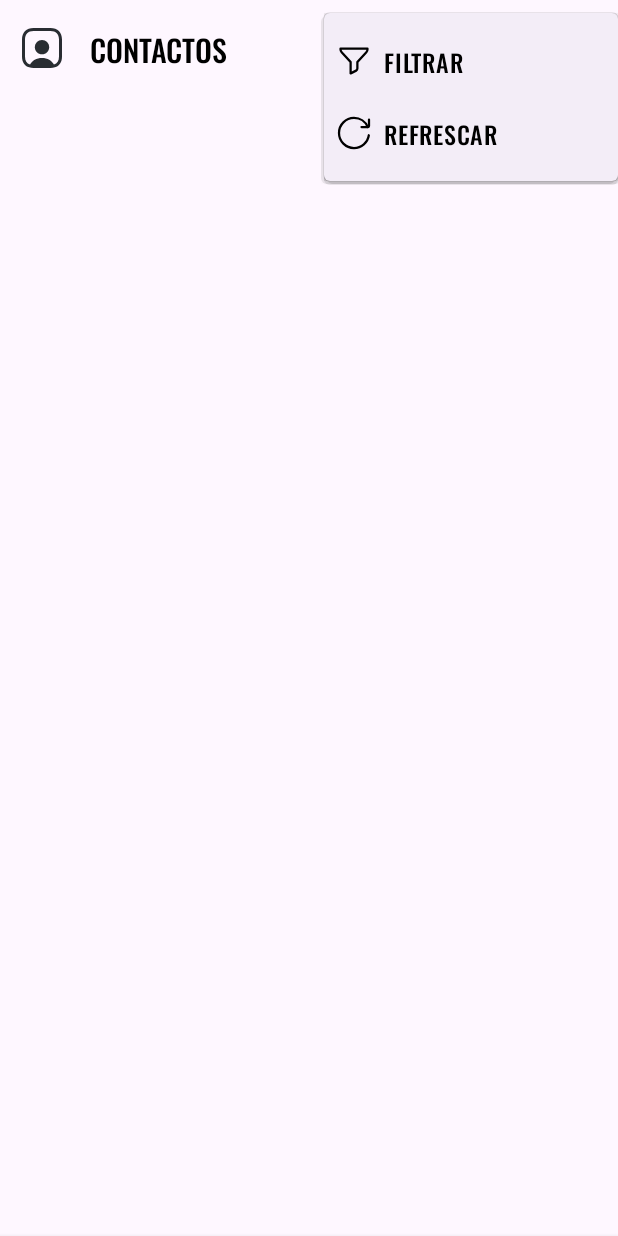
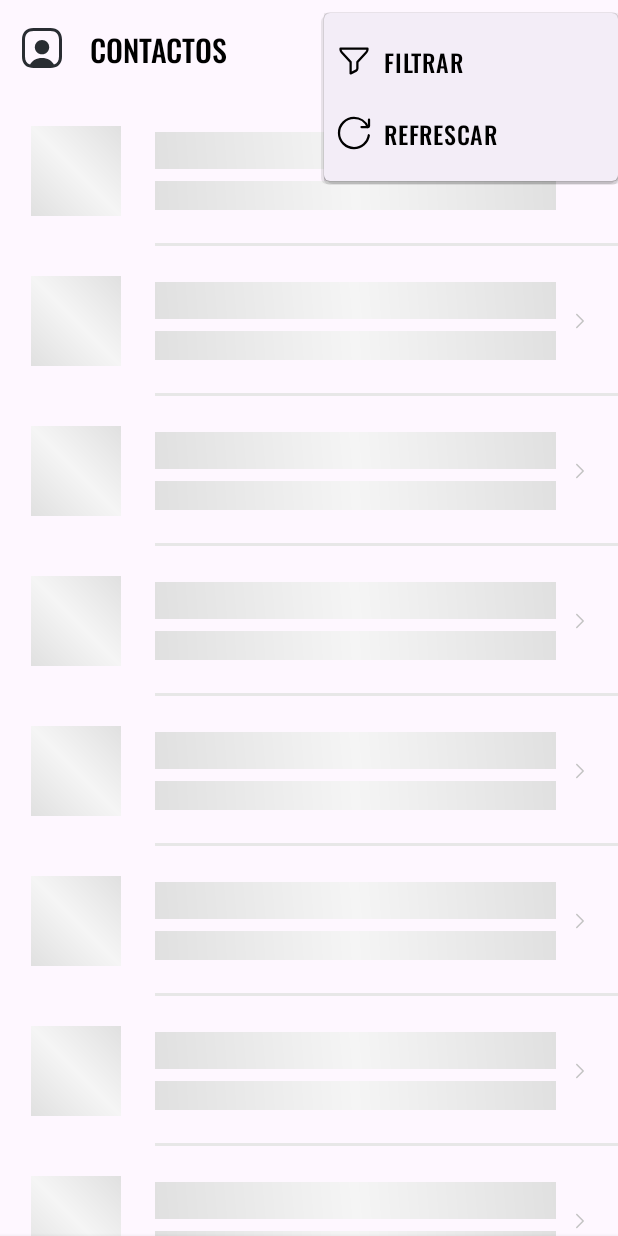
Before and after one commit to AlvaroEstrada/RandomUser, an Android app: the screen it shows after launch (MainActivity), after a tap on "Opciones", on a phone screen of 412 x 824 dp. Run offline under Robolectric (Android 15) with nearby library versions, the phone set to English and light mode, and no system bars; our stand-ins replace Dagger/Hilt's generated code, Shimmer, Timber; pictures from the network do not load; 2 statements that could not run were skipped.

Commit message:
Changelog: - Added Shimmer Effect for load data - Update README.md - Update gitignore - Bugs Fixes

```diff
--- a/app/build.gradle
+++ b/app/build.gradle
@@ -88,6 +88,7 @@ dependencies {
 
     // UI
     implementation "androidx.fragment:fragment-ktx:1.6.2"
+    implementation 'com.facebook.shimmer:shimmer:0.5.0'
 
     // Images
     implementation 'com.github.bumptech.glide:glide:4.16.0'
--- a/app/src/main/java/com/alvaroestrada/randomuser/adapters/ContactsAdapter.kt
+++ b/app/src/main/java/com/alvaroestrada/randomuser/adapters/ContactsAdapter.kt
@@ -6,28 +6,55 @@ import androidx.recyclerview.widget.ListAdapter
 import androidx.recyclerview.widget.RecyclerView
 import com.alvaroestrada.randomuser.callbacks.ContactDiffCallback
 import com.alvaroestrada.randomuser.databinding.ItemContactBinding
+import com.alvaroestrada.randomuser.databinding.ItemContactLoadingBinding
 import com.alvaroestrada.randomuser.models.ContactView
 import com.bumptech.glide.Glide
 
-class ContactsAdapter(private val onClick:(ContactView) -> Unit) : ListAdapter<ContactView, ContactsAdapter.ContactViewHolder>(ContactDiffCallback()) {
+class ContactsAdapter(private val onClick:(ContactView) -> Unit) : ListAdapter<ContactView, RecyclerView.ViewHolder>(ContactDiffCallback()) {
 
-    override fun onCreateViewHolder(parent: ViewGroup, viewType: Int): ContactViewHolder {
-        val binding = ItemContactBinding.inflate(LayoutInflater.from(parent.context), parent, false)
-        return ContactViewHolder(binding)
+    private val VIEW_TYPE_ITEM = 0
+    private val VIEW_TYPE_SHIMMER = 1
+    var showShimmer = true
+
+    override fun getItemViewType(position: Int): Int {
+        return if (showShimmer) VIEW_TYPE_SHIMMER else VIEW_TYPE_ITEM
     }
 
-    override fun onBindViewHolder(holder: ContactViewHolder, position: Int) {
-        val contact = getItem(position)
-        holder.binding.contactName.text = contact.fullName
-        holder.binding.contactEmail.text = contact.email
-        Glide.with(holder.itemView.context).load(contact.mediumPicUrl).circleCrop().into(holder.binding.contactImage)
-        holder.itemView.setOnClickListener { onClick(contact) }
+    override fun onCreateViewHolder(parent: ViewGroup, viewType: Int): RecyclerView.ViewHolder {
+        return if (viewType == VIEW_TYPE_ITEM) {
+            val binding = ItemContactBinding.inflate(LayoutInflater.from(parent.context), parent, false)
+            ContactViewHolder(binding)
+        } else {
+            val shimmerBinding = ItemContactLoadingBinding.inflate(LayoutInflater.from(parent.context), parent, false)
+            ShimmerViewHolder(shimmerBinding)
+        }
+    }
+
+    override fun onBindViewHolder(holder: RecyclerView.ViewHolder, position: Int) {
+        if (holder is ContactViewHolder && !showShimmer) {
+            val contact = getItem(position)
+            holder.binding.contactName.text = contact.fullName
+            holder.binding.contactEmail.text = contact.email
+            Glide.with(holder.itemView.context).load(contact.mediumPicUrl).circleCrop().into(holder.binding.contactImage)
+            holder.itemView.setOnClickListener { onClick(contact) }
+        }
     }
 
     fun getPositionOfContact(contact: ContactView): Int {
         return currentList.indexOf(contact)
     }
 
+    override fun getItemCount(): Int {
+        return if (showShimmer) SHIMMER_ITEM_NUMBER else super.getItemCount()
+    }
+
     class ContactViewHolder(val binding: ItemContactBinding) : RecyclerView.ViewHolder(binding.root)
+    class ShimmerViewHolder(val binding: ItemContactLoadingBinding) : RecyclerView.ViewHolder(binding.root)
+
+    companion object {
+        private const val SHIMMER_ITEM_NUMBER = 10
+    }
+
+
 
 }
--- a/app/src/main/java/com/alvaroestrada/randomuser/models/ContactView.kt
+++ b/app/src/main/java/com/alvaroestrada/randomuser/models/ContactView.kt
@@ -2,7 +2,7 @@ package com.alvaroestrada.randomuser.models
 
 import android.os.Parcelable
 import com.alvaroestrada.domain.interfaces.view.IContactView
-import kotlinx.android.parcel.Parcelize
+import kotlinx.parcelize.Parcelize
 
 @Parcelize
 data class ContactView(
--- a/app/src/main/java/com/alvaroestrada/randomuser/viewmodels/MainFragmentViewModel.kt
+++ b/app/src/main/java/com/alvaroestrada/randomuser/viewmodels/MainFragmentViewModel.kt
@@ -26,13 +26,15 @@ class MainFragmentViewModel @Inject  constructor(
     private var contacts = emptyList<ContactView>()
 
     var isLoading = false
+    private var isDataLoaded = false
 
     init {
         loadContacts()
     }
 
     private fun loadContacts(){
-        if (contacts.isEmpty()){
+        _uiState.value = UiState.Loading
+        if (isDataLoaded.not() && contacts.isEmpty()){
             viewModelScope.launch {
                 try {
                     getContactsUseCase.getContacts(true)
@@ -43,6 +45,7 @@ class MainFragmentViewModel @Inject  constructor(
                             }
                         }.ifRight { contactList ->
                             contacts = contactList.map { it.toContactView() }
+                            isDataLoaded = true
                             _uiState.value = UiState.Success(contacts)
                         }
                 } catch (e: Exception) {
@@ -88,6 +91,7 @@ class MainFragmentViewModel @Inject  constructor(
     }
 
     fun refreshContacts(){
+        isDataLoaded = false
         viewModelScope.launch {
             getContactsUseCase.getContacts(true)
                 .ifLeft { error ->
@@ -97,7 +101,7 @@ class MainFragmentViewModel @Inject  constructor(
                     }
                 }.ifRight { contactList ->
                     contacts = contactList.map { it.toContactView() }
-                    _uiState.value = UiState.Success(contacts)
+                    _uiState.value = UiState.RefreshSucces(contacts)
                 }
         }
     }
@@ -106,6 +110,7 @@ class MainFragmentViewModel @Inject  constructor(
 sealed class UiState {
     data object Loading : UiState()
     data class Success(val contacts: List<ContactView>?) : UiState()
+    data class RefreshSucces(val contacts: List<ContactView>?) : UiState()
     data class FilteredList(val filteredContacts: List<ContactView>?) : UiState()
     data class Error(val message: Int) : UiState()
 }
--- /dev/null
+++ b/app/src/main/res/drawable/shimmer_effect.xml
@@ -0,0 +1,8 @@
+<?xml version="1.0" encoding="utf-8"?>
+<shape xmlns:android="http://schemas.android.com/apk/res/android">
+    <gradient
+        android:startColor="#E0E0E0"
+        android:centerColor="#F5F5F5"
+        android:endColor="#E0E0E0"
+        android:angle="45"/>
+</shape>
--- /dev/null
+++ b/app/src/main/res/layout/item_contact_loading.xml
@@ -0,0 +1,88 @@
+<?xml version="1.0" encoding="utf-8"?>
+<com.facebook.shimmer.ShimmerFrameLayout
+    xmlns:android="http://schemas.android.com/apk/res/android"
+    xmlns:app="http://schemas.android.com/apk/res-auto"
+    xmlns:tools="http://schemas.android.com/tools"
+    android:layout_width="match_parent"
+    android:layout_height="wrap_content">
+
+    <androidx.constraintlayout.widget.ConstraintLayout
+        android:layout_width="match_parent"
+        android:layout_height="100dp">
+
+        <ImageView
+            android:id="@+id/contactImage"
+            android:layout_width="60dp"
+            android:layout_height="60dp"
+            android:background="@drawable/shimmer_effect"
+            app:layout_constraintBottom_toBottomOf="parent"
+            app:layout_constraintStart_toStartOf="@+id/startGuideline"
+            app:layout_constraintTop_toTopOf="parent" />
+
+        <TextView
+            android:id="@+id/contactName"
+            android:layout_width="0dp"
+            android:layout_height="wrap_content"
+            android:layout_marginTop="4dp"
+            android:theme="@style/ItemContactTitle"
+            android:singleLine="true"
+            android:background="@drawable/shimmer_effect"
+            app:layout_constraintEnd_toStartOf="@+id/endGuideline"
+            app:layout_constraintStart_toStartOf="@+id/startDataGuideline"
+            app:layout_constraintTop_toTopOf="@+id/contactImage"
+            tools:text="" />
+
+        <TextView
+            android:id="@+id/contactEmail"
+            android:layout_width="0dp"
+            android:layout_height="wrap_content"
+            android:layout_marginBottom="4dp"
+            android:theme="@style/ItemContactSubtitle"
+            android:singleLine="true"
+            android:background="@drawable/shimmer_effect"
+            app:layout_constraintBottom_toBottomOf="@+id/contactImage"
+            app:layout_constraintEnd_toStartOf="@+id/endGuideline"
+            app:layout_constraintStart_toStartOf="@+id/startDataGuideline"
+            tools:text="" />
+
+        <ImageView
+            android:layout_width="wrap_content"
+            android:layout_height="wrap_content"
+            android:src="@drawable/ic_next"
+            app:layout_constraintBottom_toBottomOf="parent"
+            app:layout_constraintStart_toStartOf="@+id/endGuideline"
+            app:layout_constraintTop_toTopOf="parent" />
+
+        <androidx.constraintlayout.widget.Guideline
+            android:id="@+id/endGuideline"
+            android:layout_width="wrap_content"
+            android:layout_height="wrap_content"
+            android:orientation="vertical"
+            app:layout_constraintGuide_percent="0.90" />
+
+        <androidx.constraintlayout.widget.Guideline
+            android:id="@+id/startGuideline"
+            android:layout_width="wrap_content"
+            android:layout_height="wrap_content"
+            android:orientation="vertical"
+            app:layout_constraintGuide_percent="0.05" />
+
+        <androidx.constraintlayout.widget.Guideline
+            android:id="@+id/startDataGuideline"
+            android:layout_width="wrap_content"
+            android:layout_height="wrap_content"
+            android:orientation="vertical"
+            app:layout_constraintGuide_percent="0.25" />
+
+        <View
+            android:layout_width="0dp"
+            android:layout_height="2dp"
+            android:background="@color/lightGrey"
+            app:layout_constraintBottom_toBottomOf="parent"
+            app:layout_constraintEnd_toEndOf="parent"
+            app:layout_constraintStart_toStartOf="@+id/startDataGuideline" />
+
+
+    </androidx.constraintlayout.widget.ConstraintLayout>
+
+</com.facebook.shimmer.ShimmerFrameLayout>
--- a/app/src/main/res/values/colors.xml
+++ b/app/src/main/res/values/colors.xml
@@ -5,4 +5,5 @@
     <color name="grey">#FF707070</color>
     <color name="lightGrey">#FFE7E7E7</color>
     <color name="transparent">#00FFFFFF</color>
+    <color name="loadingGrey">#FFC8C8C9</color>
 </resources>
--- a/data/src/main/java/com/alvaroestrada/data/repositories/ContactRepository.kt
+++ b/data/src/main/java/com/alvaroestrada/data/repositories/ContactRepository.kt
@@ -34,7 +34,8 @@ class ContactRepository @Inject constructor(
             if (response.isSuccessful) {
                 val newContacts = response.body()?.contacts?.map { mapper.fromRemoteToView(it) }.orEmpty()
                 allContacts.addAll(newContacts)
-                setCurrentPage(currentPage + 1)
+                upPage()
+                setCurrentPage(getCurrentPage())
                 Either.Right(allContacts.toList())
             } else {
                 Either.Left(CustomError.NetworkError)
```
Also changed, not shown: app/src/main/java/com/alvaroestrada/randomuser/fragments/MainFragment.kt (+42 -7 lines), 2 other files.
